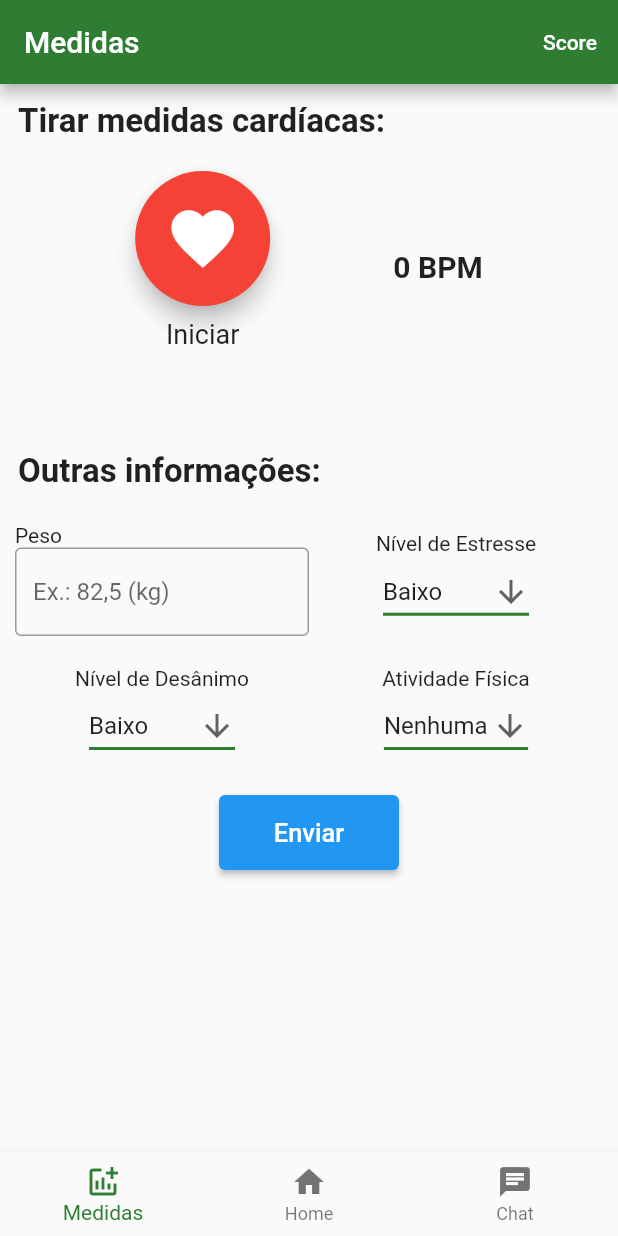
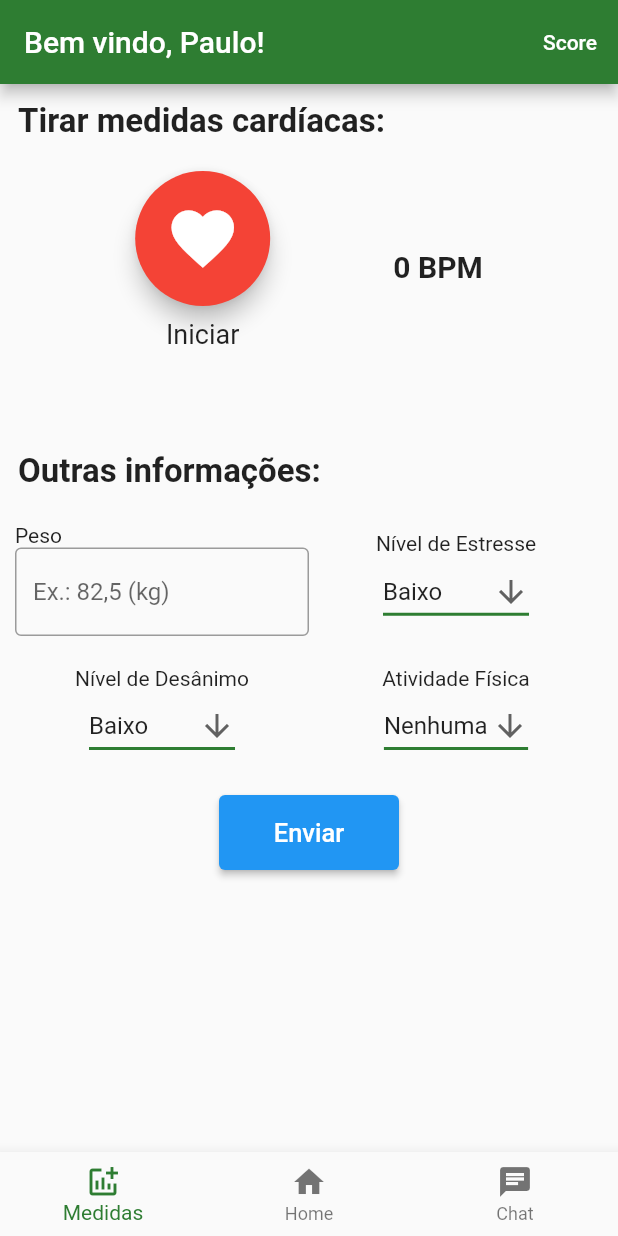
Before and after one commit to eduardo-gualberto/hack4health, a Flutter app: the screen it shows after launch, after a tap on "Entrar", on a phone screen of 412 x 824 dp. Run offline on Flutter 3.47's test engine with Material 2 defaults, Android fonts, the phone set to English and light mode, and no system bars; missing offline and left inert: heart_bpm.

Commit message:
barra de navegaçao funcional

```diff
--- a/lib/pages/Home.dart
+++ b/lib/pages/Home.dart
@@ -9,68 +9,13 @@ class Home extends StatefulWidget {
 }
 
 class _HomeState extends State<Home> {
-  int _selectedIndex = 0;
-  static const TextStyle optionStyle =
-      TextStyle(fontSize: 30, fontWeight: FontWeight.bold);
-  static const List<Widget> _widgetOptions = <Widget>[
-    Text(
-      'Index 0: Home',
-      style: optionStyle,
-    ),
-    Text(
-      'Index 1: Home',
-      style: optionStyle,
-    ),
-    Text(
-      'Index 2: Chat',
-      style: optionStyle,
-    ),
-  ];
-
-  void _onItemTapped(int index) {
-    setState(() {
-      _selectedIndex = index;
-    });
-  }
 
   @override
-  @override
   Widget build(BuildContext context) {
-    final ButtonStyle style =
-        TextButton.styleFrom(primary: Theme.of(context).colorScheme.onPrimary);
+
     return Scaffold(
-      appBar: AppBar(
-        title: const Text('Home'),
-        backgroundColor: Colors.green[800],
-        actions: <Widget>[
-          TextButton(
-            style: style,
-            onPressed: () {},
-            child: const Text('Score'),
-          )
-        ],
-      ),
       body: Center(
-        child: _widgetOptions.elementAt(_selectedIndex),
-      ),
-      bottomNavigationBar: BottomNavigationBar(
-        items: const <BottomNavigationBarItem>[
-          BottomNavigationBarItem(
-            icon: Icon(Icons.addchart),
-            label: 'Medidas',
-          ),
-          BottomNavigationBarItem(
-            icon: Icon(Icons.home),
-            label: 'Home',
-          ),
-          BottomNavigationBarItem(
-            icon: Icon(Icons.chat),
-            label: 'Chat',
-          ),
-        ],
-        currentIndex: _selectedIndex,
-        selectedItemColor: Colors.green[800],
-        onTap: _onItemTapped,
+        child: Text('vc esta na home!'),
       ),
     );
   }
--- a/lib/pages/Login.dart
+++ b/lib/pages/Login.dart
@@ -1,5 +1,5 @@
 import 'package:flutter/material.dart';
-import 'package:hack4health/pages/Medidas.dart';
+import 'package:hack4health/pages/Tela.dart';
 
 class LoginPage extends StatefulWidget {
   const LoginPage({Key? key}) : super(key: key);
@@ -33,37 +33,6 @@ class _LoginPageState extends State<LoginPage> with SingleTickerProviderStateMix
       ),
     );
 
-    final senhaTxt = TextField(
-      obscureText: true,
-      enableSuggestions: false,
-      autocorrect: false,
-      decoration: InputDecoration(
-        fillColor: Colors.green[800],
-        border: OutlineInputBorder(
-          borderRadius: BorderRadius.circular(10.0)),
-          //borderColor: Colors.white,
-        hintText: 'Digite seu senha'
-      ),
-    );
-
-    final botaoLogin = TextButton(
-      style: TextButton.styleFrom(
-        backgroundColor: Colors.green[800],
-      ),
-      child: Text(
-        'Entrar',
-        style: TextStyle(
-          color: Colors.white,
-        ),
-      ),
-      onPressed: () {
-        Navigator.push(
-          context,
-          MaterialPageRoute(builder: (context) => Medidas()),
-        );
-      },
-    );
-
     return Scaffold(
       appBar: AppBar(
         title: const Text('Login'),
@@ -88,7 +57,7 @@ class _LoginPageState extends State<LoginPage> with SingleTickerProviderStateMix
                     border: OutlineInputBorder(
                       borderRadius: BorderRadius.circular(10.0)),
                       //borderColor: Colors.white,
-                    hintText: 'Digite seu senha'
+                    hintText: 'Digite sua senha'
                   ),
                 ),
                 Container(
@@ -107,7 +76,7 @@ class _LoginPageState extends State<LoginPage> with SingleTickerProviderStateMix
                   onPressed: () {
                     Navigator.pushReplacement(
                       context,
-                      MaterialPageRoute(builder: (context) => Medidas()),
+                      MaterialPageRoute(builder: (context) => Tela()),
                     );
                   },
                 ),
--- a/lib/pages/Medidas.dart
+++ b/lib/pages/Medidas.dart
@@ -14,22 +14,6 @@ class _MedidasState extends State<Medidas> {
   List<SensorValue> data = [];
   int bpmValue = 0;
   bool enableBPM = false;
-  static const TextStyle optionStyle =
-      TextStyle(fontSize: 30, fontWeight: FontWeight.bold);
-  static const List<Widget> _widgetOptions = <Widget>[
-    Text(
-      'Index 0: Medidas',
-      style: optionStyle,
-    ),
-    Text(
-      'Index 1: Home',
-      style: optionStyle,
-    ),
-    Text(
-      'Index 2: Chat',
-      style: optionStyle,
-    ),
-  ];
 
   double freq_c_progress = 0;
   bool btn_disable = false;
@@ -75,17 +59,6 @@ class _MedidasState extends State<Medidas> {
     final ButtonStyle style =
         TextButton.styleFrom(primary: Theme.of(context).colorScheme.onPrimary);
     return Scaffold(
-      appBar: AppBar(
-        title: const Text('Medidas'),
-        backgroundColor: Colors.green[800],
-        actions: <Widget>[
-          TextButton(
-            style: style,
-            onPressed: () {},
-            child: const Text('Score'),
-          )
-        ],
-      ),
       body: Column(
         mainAxisSize: MainAxisSize.max,
         crossAxisAlignment: CrossAxisAlignment.start,
@@ -356,28 +329,6 @@ class _MedidasState extends State<Medidas> {
           )
         ],
       ), // This trailing comma makes auto-formatting nicer for build methods.
-      /*body: Center(
-        child: _widgetOptions.elementAt(_selectedIndex),
-      ),*/
-      bottomNavigationBar: BottomNavigationBar(
-        items: const <BottomNavigationBarItem>[
-          BottomNavigationBarItem(
-            icon: Icon(Icons.addchart),
-            label: 'Medidas',
-          ),
-          BottomNavigationBarItem(
-            icon: Icon(Icons.home),
-            label: 'Home',
-          ),
-          BottomNavigationBarItem(
-            icon: Icon(Icons.chat),
-            label: 'Chat',
-          ),
-        ],
-        currentIndex: _selectedIndex,
-        selectedItemColor: Colors.green[800],
-        onTap: _onItemTapped,
-      ),
     );
   }
 }
--- /dev/null
+++ b/lib/pages/Tela.dart
@@ -0,0 +1,71 @@
+import 'package:flutter/material.dart';
+import 'dart:async';
+
+import 'package:hack4health/pages/Medidas.dart';
+import 'package:hack4health/pages/Home.dart';
+
+
+class Tela extends StatefulWidget {
+  const Tela({Key? key}) : super(key: key);
+
+  @override
+  State<Tela> createState() => _TelaState();
+}
+
+class _TelaState extends State<Tela> {
+  int _selectedIndex = 0;
+
+  static List<Widget> _widgetOptions = <Widget>[
+    Medidas(),
+    Home(),
+    //Chat(),
+  ];
+
+  void _onItemTapped(int index) {
+    setState(() {
+      _selectedIndex = index;
+    });
+  }
+
+  @override
+  @override
+  Widget build(BuildContext context) {
+    final ButtonStyle style =
+        TextButton.styleFrom(primary: Theme.of(context).colorScheme.onPrimary);
+    return Scaffold(
+      appBar: AppBar(
+        title: const Text('Bem vindo, Paulo!'),
+        backgroundColor: Colors.green[800],
+        actions: <Widget>[
+          TextButton(
+            style: style,
+            onPressed: () {},
+            child: const Text('Score'),
+          )
+        ],
+      ),
+      body: Center(
+        child: _widgetOptions.elementAt(_selectedIndex),
+      ),
+      bottomNavigationBar: BottomNavigationBar(
+        items: const <BottomNavigationBarItem>[
+          BottomNavigationBarItem(
+            icon: Icon(Icons.addchart),
+            label: 'Medidas',
+          ),
+          BottomNavigationBarItem(
+            icon: Icon(Icons.home),
+            label: 'Home',
+          ),
+          BottomNavigationBarItem(
+            icon: Icon(Icons.chat),
+            label: 'Chat',
+          ),
+        ],
+        currentIndex: _selectedIndex,
+        selectedItemColor: Colors.green[800],
+        onTap: _onItemTapped,
+      ),
+    );
+  }
+}
```
